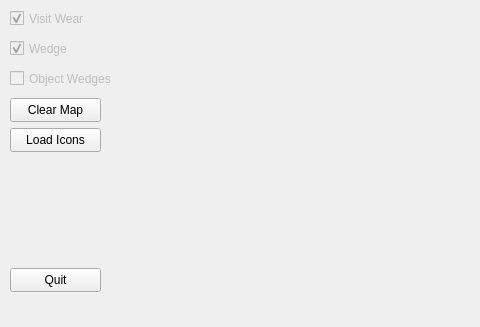
Before: the Qt Designer form CoMapScaleServer/mainwindow.ui in lewkoo/ComMapScaleServer, drawn with Qt 5; both pictures show x 0 to 480 and y 179 to 506 of the 825 by 506 pixel window.
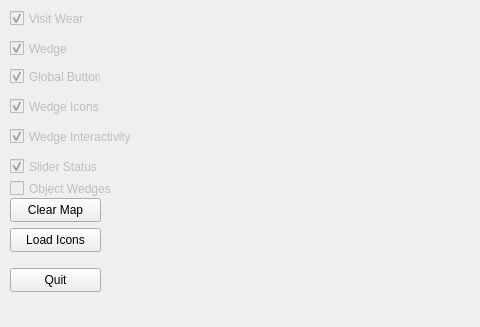
After: the same form once the commit is applied.

Patch:
```diff
--- a/CoMapScaleServer/mainwindow.ui
+++ b/CoMapScaleServer/mainwindow.ui
@@ -70,7 +70,7 @@
     <property name="geometry">
      <rect>
       <x>10</x>
-      <y>290</y>
+      <y>390</y>
       <width>91</width>
       <height>24</height>
      </rect>
@@ -83,7 +83,7 @@
     <property name="geometry">
      <rect>
       <x>10</x>
-      <y>260</y>
+      <y>360</y>
       <width>91</width>
       <height>24</height>
      </rect>
@@ -140,7 +140,7 @@
     <property name="geometry">
      <rect>
       <x>10</x>
-      <y>230</y>
+      <y>340</y>
       <width>121</width>
       <height>21</height>
      </rect>
@@ -149,6 +149,82 @@
      <string>Object Wedges</string>
     </property>
    </widget>
+   <widget class="QCheckBox" name="chkGlobalBtn">
+    <property name="enabled">
+     <bool>false</bool>
+    </property>
+    <property name="geometry">
+     <rect>
+      <x>10</x>
+      <y>230</y>
+      <width>91</width>
+      <height>17</height>
+     </rect>
+    </property>
+    <property name="text">
+     <string>Global Button</string>
+    </property>
+    <property name="checked">
+     <bool>true</bool>
+    </property>
+   </widget>
+   <widget class="QCheckBox" name="chkWedgeIcon">
+    <property name="enabled">
+     <bool>false</bool>
+    </property>
+    <property name="geometry">
+     <rect>
+      <x>10</x>
+      <y>260</y>
+      <width>91</width>
+      <height>17</height>
+     </rect>
+    </property>
+    <property name="text">
+     <string>Wedge Icons</string>
+    </property>
+    <property name="checked">
+     <bool>true</bool>
+    </property>
+   </widget>
+   <widget class="QCheckBox" name="chkWedgePresses">
+    <property name="enabled">
+     <bool>false</bool>
+    </property>
+    <property name="geometry">
+     <rect>
+      <x>10</x>
+      <y>290</y>
+      <width>121</width>
+      <height>17</height>
+     </rect>
+    </property>
+    <property name="text">
+     <string>Wedge Interactivity</string>
+    </property>
+    <property name="checked">
+     <bool>true</bool>
+    </property>
+   </widget>
+   <widget class="QCheckBox" name="chkStatusSlider">
+    <property name="enabled">
+     <bool>false</bool>
+    </property>
+    <property name="geometry">
+     <rect>
+      <x>10</x>
+      <y>320</y>
+      <width>111</width>
+      <height>17</height>
+     </rect>
+    </property>
+    <property name="text">
+     <string>Slider Status</string>
+    </property>
+    <property name="checked">
+     <bool>true</bool>
+    </property>
+   </widget>
   </widget>
   <widget class="QMenuBar" name="menuBar">
    <property name="geometry">
```
